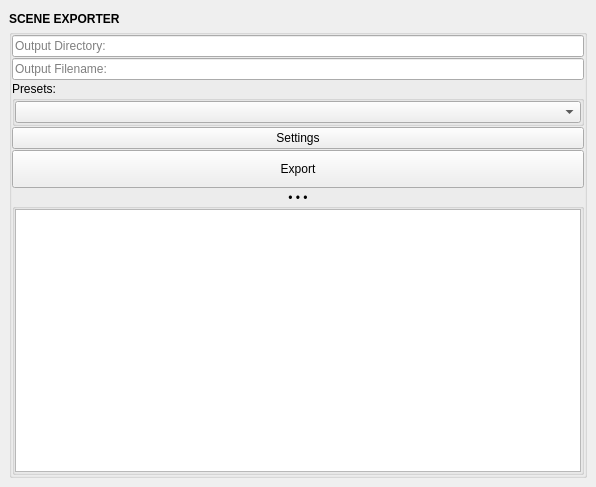
Qt form mayatk/env_utils/scene_exporter/scene_exporter.ui (m3trik/mayatk) before a commit.
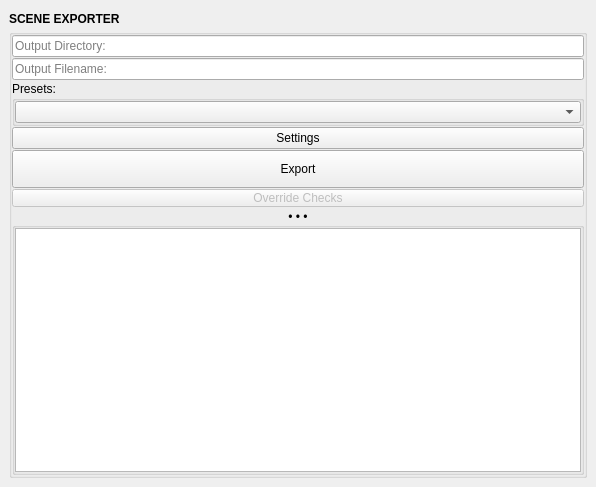
The same form after that commit. Custom widgets are drawn as their Qt base class.

Diff of the .ui file:
```diff
--- a/mayatk/env_utils/scene_exporter/scene_exporter.ui
+++ b/mayatk/env_utils/scene_exporter/scene_exporter.ui
@@ -152,6 +152,31 @@
            </property>
           </widget>
          </item>
+         <item>
+          <widget class="QPushButton" name="b009">
+           <property name="enabled">
+            <bool>false</bool>
+           </property>
+           <property name="minimumSize">
+            <size>
+             <width>0</width>
+             <height>18</height>
+            </size>
+           </property>
+           <property name="maximumSize">
+            <size>
+             <width>16777215</width>
+             <height>18</height>
+            </size>
+           </property>
+           <property name="text">
+            <string>Override Checks</string>
+           </property>
+           <property name="checkable">
+            <bool>true</bool>
+           </property>
+          </widget>
+         </item>
          <item>
           <widget class="CollapsableGroup" name="output">
            <property name="title">
```
Left out of the diff: 2 changed lines with no effect on the pictures.
